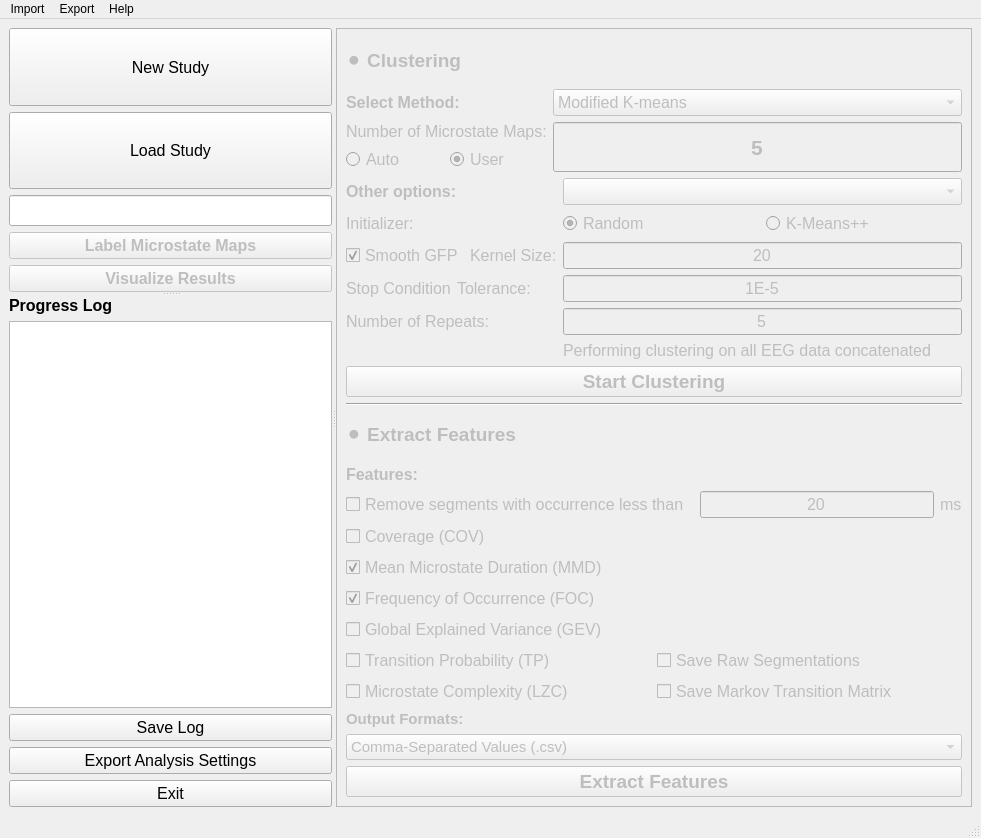
Qt form src/main/resources/base/MainMicrostateWindow.ui (eeg-comet/eeg-comet) before a commit.
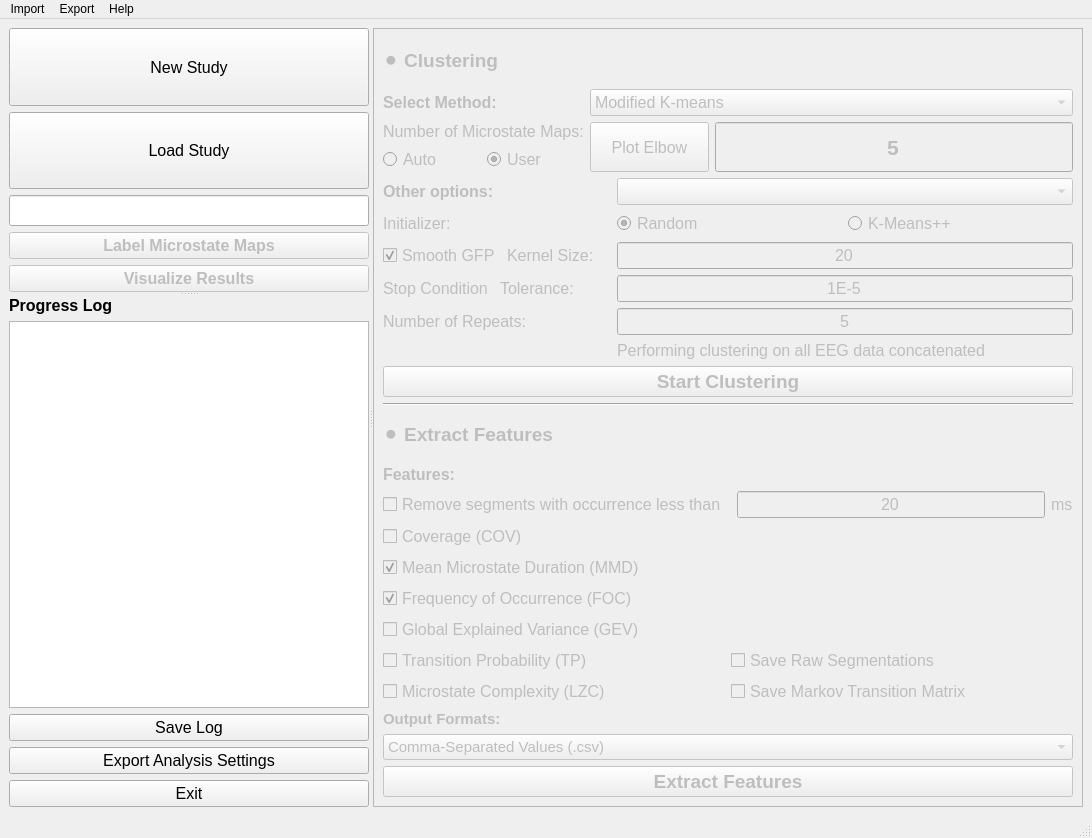
The same form after that commit.

Commit message: added the plot elbow

Patch:
```diff
--- a/src/main/resources/base/MainMicrostateWindow.ui
+++ b/src/main/resources/base/MainMicrostateWindow.ui
@@ -6,7 +6,7 @@
    <rect>
     <x>0</x>
     <y>0</y>
-    <width>981</width>
+    <width>1092</width>
     <height>838</height>
    </rect>
   </property>
@@ -286,7 +286,7 @@
          <rect>
           <x>0</x>
           <y>0</y>
-          <width>616</width>
+          <width>687</width>
           <height>775</height>
          </rect>
         </property>
@@ -691,6 +691,59 @@
                  </item>
                 </layout>
                </item>
+               <item row="1" column="3" rowspan="2" colspan="3">
+                <widget class="QLineEdit" name="step2_user_numberofmaps_input">
+                 <property name="enabled">
+                  <bool>false</bool>
+                 </property>
+                 <property name="sizePolicy">
+                  <sizepolicy hsizetype="Expanding" vsizetype="Preferred">
+                   <horstretch>0</horstretch>
+                   <verstretch>0</verstretch>
+                  </sizepolicy>
+                 </property>
+                 <property name="font">
+                  <font>
+                   <pointsize>16</pointsize>
+                   <weight>75</weight>
+                   <bold>true</bold>
+                  </font>
+                 </property>
+                 <property name="inputMethodHints">
+                  <set>Qt::ImhDigitsOnly</set>
+                 </property>
+                 <property name="text">
+                  <string>5</string>
+                 </property>
+                 <property name="maxLength">
+                  <number>2</number>
+                 </property>
+                 <property name="alignment">
+                  <set>Qt::AlignCenter</set>
+                 </property>
+                </widget>
+               </item>
+               <item row="1" column="2" rowspan="2">
+                <widget class="QPushButton" name="step2_numberofmaps_elbow_button">
+                 <property name="enabled">
+                  <bool>false</bool>
+                 </property>
+                 <property name="sizePolicy">
+                  <sizepolicy hsizetype="Preferred" vsizetype="Preferred">
+                   <horstretch>0</horstretch>
+                   <verstretch>0</verstretch>
+                  </sizepolicy>
+                 </property>
+                 <property name="font">
+                  <font>
+                   <pointsize>12</pointsize>
+                  </font>
+                 </property>
+                 <property name="text">
+                  <string>Plot Elbow</string>
+                 </property>
+                </widget>
+               </item>
                <item row="0" column="0">
                 <widget class="QLabel" name="step2_clustermethod_combo_label">
                  <property name="enabled">
@@ -708,7 +761,7 @@
                  </property>
                 </widget>
                </item>
-               <item row="0" column="1" colspan="3">
+               <item row="0" column="2" colspan="4">
                 <widget class="QComboBox" name="step2_clustermethod_combobox">
                  <property name="enabled">
                   <bool>false</bool>
@@ -776,38 +829,6 @@
                  </item>
                 </widget>
                </item>
-               <item row="1" column="1" rowspan="2" colspan="3">
-                <widget class="QLineEdit" name="step2_user_numberofmaps_input">
-                 <property name="enabled">
-                  <bool>false</bool>
-                 </property>
-                 <property name="sizePolicy">
-                  <sizepolicy hsizetype="Expanding" vsizetype="Preferred">
-                   <horstretch>0</horstretch>
-                   <verstretch>0</verstretch>
-                  </sizepolicy>
-                 </property>
-                 <property name="font">
-                  <font>
-                   <pointsize>16</pointsize>
-                   <weight>75</weight>
-                   <bold>true</bold>
-                  </font>
-                 </property>
-                 <property name="inputMethodHints">
-                  <set>Qt::ImhDigitsOnly</set>
-                 </property>
-                 <property name="text">
-                  <string>5</string>
-                 </property>
-                 <property name="maxLength">
-                  <number>2</number>
-                 </property>
-                 <property name="alignment">
-                  <set>Qt::AlignCenter</set>
-                 </property>
-                </widget>
-               </item>
               </layout>
              </item>
             </layout>
@@ -1212,7 +1233,7 @@
     <rect>
      <x>0</x>
      <y>0</y>
-     <width>981</width>
+     <width>1092</width>
      <height>22</height>
     </rect>
    </property>
```
The commit also changes 4 other files.
